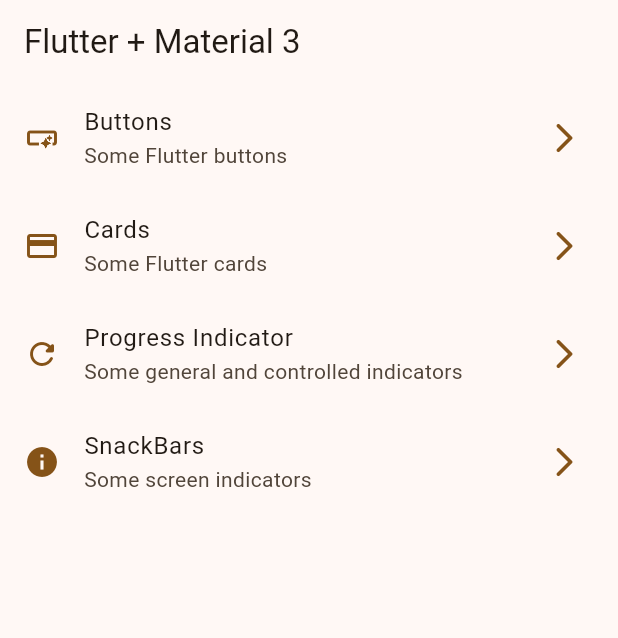
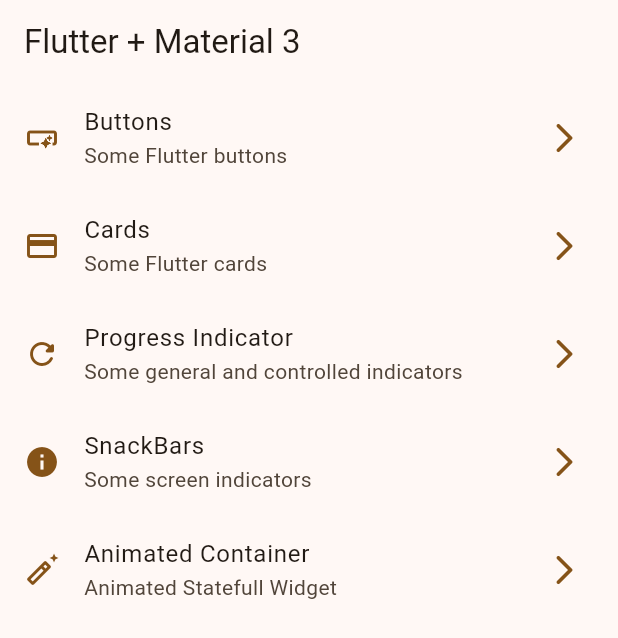
Before and after one commit to Rafapeerez/Dart-Flutter, a Flutter app: the screen it shows after launch, on a phone screen of 412 x 824 dp. Shown: the top 638 px of the screen. Run offline on Flutter 3.47's test engine with Material 2 defaults, Android fonts, the phone set to English and light mode, and no system bars; our stand-ins replace animate_do, go_router, video_player.

Commit message:
Finish animated container

```diff
--- a/07-WidgetsApp/widgets_app/lib/config/menu/menu_items.dart
+++ b/07-WidgetsApp/widgets_app/lib/config/menu/menu_items.dart
@@ -42,4 +42,11 @@
     link: '/snackbars',
     icon: Icons.info
   ),
+
+  MenuItems(
+    title: 'Animated Container',
+    subtitle: 'Animated Statefull Widget',
+    link: '/animated',
+    icon: Icons.auto_fix_normal_outlined
+  ),
 ];
--- a/07-WidgetsApp/widgets_app/lib/config/router/app_router.dart
+++ b/07-WidgetsApp/widgets_app/lib/config/router/app_router.dart
@@ -34,5 +34,11 @@
       path: '/snackbars',
       builder: (context, state) => const SnackBarScreen(),
     ),
+
+    GoRoute(
+      name: AnimatedScreen.name,
+      path: '/animated',
+      builder: (context, state) => const AnimatedScreen(),
+    ),
   ],
 );
```
Also changed, not shown: 07-WidgetsApp/widgets_app/lib/presentation/screen/animated/animated_screen.dart (+45 -3 lines).
